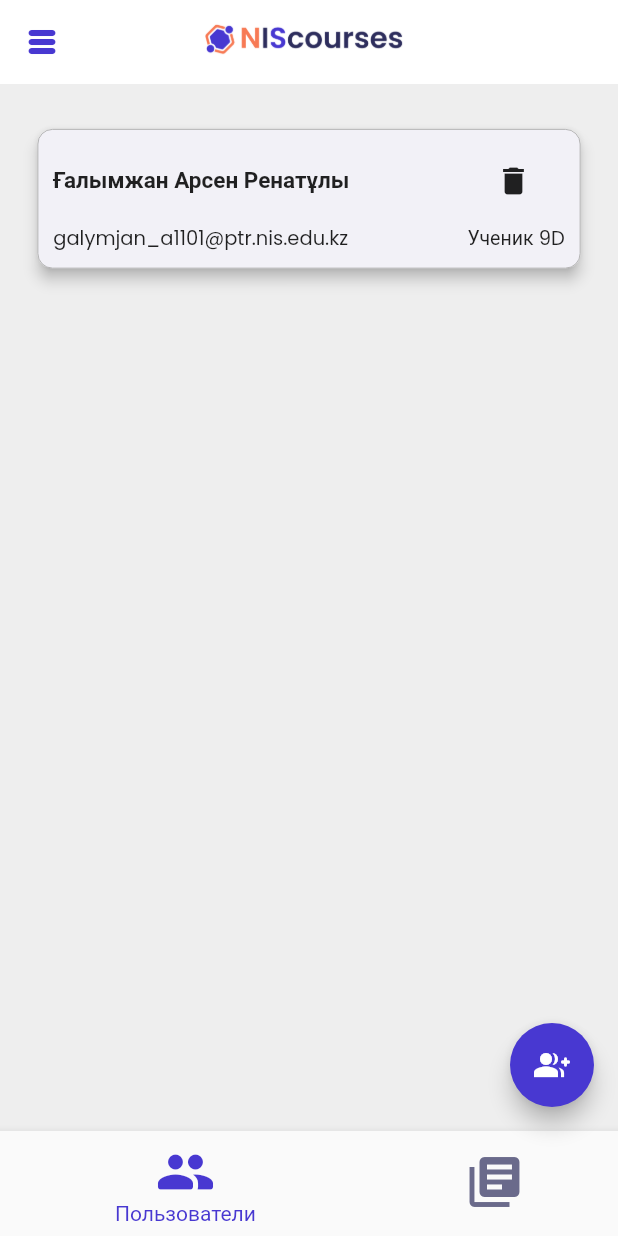
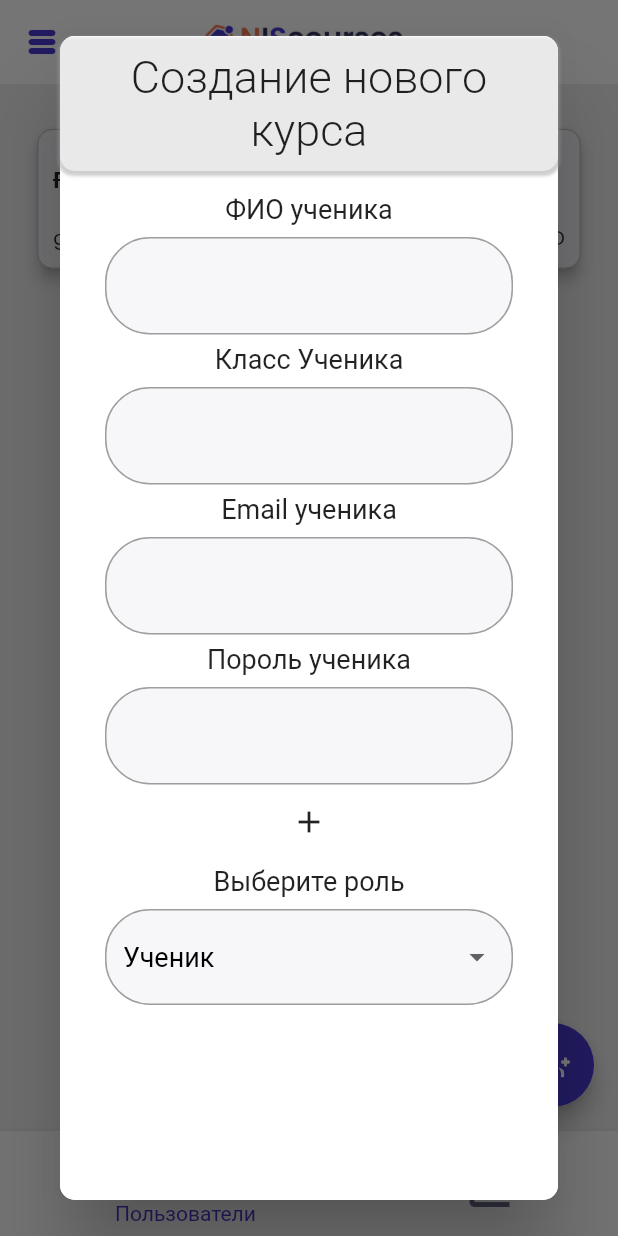
Before and after one commit to Akanov-Kanta/Courses, a Flutter app: the MainPage screen opened directly, after a tap on the "group add" icon, on a phone screen of 412 x 824 dp. Run offline on Flutter 3.47's test engine with Material 2 defaults, Android fonts, the phone set to English and light mode, and no system bars; our stand-ins replace awesome_dialog, firebase_auth, firebase_core, firebase_database, google_fonts; accounts and stored records are empty; network calls fail; Roboto replaces fonts that are missing (Futura).

Commit message:
create a user

```diff
--- a/lib/main.dart
+++ b/lib/main.dart
@@ -5,6 +5,7 @@ import 'package:flutter/material.dart';
 import 'package:courses/pages/schedule.dart';
 import 'package:firebase_core/firebase_core.dart';
 import 'package:courses/Auth.dart';
+import 'package:courses/pages/users_page.dart';
 
 enum Roles {student, teacher, admin}
 Roles userRole = Roles.admin;
@@ -15,6 +16,7 @@ Future main() async{
       options: FirebaseOptions(
         apiKey: "AIzaSyBgIMiDfWszcjDrUOlFLQx7zmWP-52iywo",
         authDomain: "coursesnis-87b8f.firebaseapp.com",
+        databaseURL: "https://coursesnis-87b8f-default-rtdb.europe-west1.firebasedatabase.app",
         projectId: "coursesnis-87b8f",
         storageBucket: "coursesnis-87b8f.appspot.com",
         messagingSenderId: "402293224745",
--- /dev/null
+++ b/lib/pages/createnewuser.dart
@@ -0,0 +1,292 @@
+import 'package:flutter/material.dart';
+import 'package:firebase_auth/firebase_auth.dart';
+import 'package:firebase_database/firebase_database.dart';
+import 'package:courses/pages/courses/createnewcourse.dart';
+
+class CreateNewUser extends StatefulWidget {
+  const CreateNewUser({Key? key}) : super(key: key);
+
+  @override
+  State<CreateNewUser> createState() => _CreateNewUserState();
+}
+
+class _CreateNewUserState extends State<CreateNewUser> {
+
+  @override
+  Widget build(BuildContext context) {
+    double screenWidth;
+    double screenHeight;
+    final TextEditingController _fio = TextEditingController();
+    final TextEditingController _grade = TextEditingController();
+    final TextEditingController _email = TextEditingController();
+    final TextEditingController _password = TextEditingController();
+    final String role = "";
+
+    void sendDataToFirebase() async {
+      try {
+        FirebaseAuth auth = FirebaseAuth.instance;
+        DatabaseReference dbRef = FirebaseDatabase.instance.ref();
+
+        String fio = _fio.text;
+        String grade = _grade.text;
+        String email = _email.text;
+        String password = _password.text;
+
+        UserCredential userCredential = await auth.createUserWithEmailAndPassword(
+          email: email,
+          password: password,
+        );
+
+        String uid = userCredential.user!.uid;
+
+        dbRef.child('users').child(uid).set({
+          'fio': fio,
+          'grade': grade,
+          'email': email,
+        });
+
+        print('Данные успешно отправлены в Firebase.');
+      } catch (e) {
+        print('Ошибка отправки данных в Firebase: $e');
+      }
+    }
+
+    var _currencies = [
+      "Ученик",
+      "Учитель",
+      "Админ"
+    ];
+
+    if (MediaQuery.of(context).size.width > 600) {
+      screenWidth = 500;
+      screenHeight = MediaQuery.of(context).size.height;
+    } else {
+      screenWidth = MediaQuery.of(context).size.width;
+      screenHeight = MediaQuery.of(context).size.height;
+    }
+
+    return Dialog(
+      shape: RoundedRectangleBorder(borderRadius: BorderRadius.circular(10)),
+      child: Container(
+        width: screenWidth,
+        height: screenHeight,
+        decoration: BoxDecoration(
+            color: Colors.white, borderRadius: BorderRadius.circular(10)),
+        child: Column(
+          children: [
+            Container(
+              width: double.infinity,
+              padding: EdgeInsets.all(10),
+              decoration: BoxDecoration(
+                color: Colors.white54,
+                borderRadius: BorderRadius.circular(10),
+                boxShadow: [
+                  BoxShadow(
+                    color: Colors.grey.withOpacity(0.5), // Shadow color
+                    spreadRadius: 1, // Spread radius
+                    blurRadius: 1, // Blur radius
+                    offset: Offset(0, 2), // Offset in the x and y direction
+                  ),
+                ],
+              ),
+              child: Center(
+                child: Text(
+                  'Создание нового курса',
+                  textAlign: TextAlign.center,
+                  style: TextStyle(
+                      fontSize: 30,
+                      fontFamily: 'Futura',
+                      fontWeight: FontWeight.w300),
+                ),
+              ),
+            ),
+            Expanded(
+              child: SingleChildScrollView(
+                padding: EdgeInsets.all(10),
+                child: Column(
+                  children: [
+                    CustomInputField(
+                        texting: 'ФИО ученика',
+                        controller: _fio),
+                    CustomInputField(
+                        texting: 'Класс Ученика', controller: _grade),
+                    CustomInputField(
+                        texting: 'Email ученика',
+                        controller: _email),
+                    CustomInputField(
+                        texting: 'Пороль ученика', controller: _password),
+                    IconButton(
+                        onPressed: () {
+                          sendDataToFirebase();
+                          print("why");
+                        },
+                        icon: Icon(Icons.add)),
+                    CustomDropDown(
+                        texting: "Выберите роль",
+                        selectedOption: _currencies[0],
+                        options: _currencies)
+                  ],
+                ),
+              ),
+            ),
+          ],
+        ),
+      ),
+    );
+  }
+}
+
+class CustomInputField extends StatelessWidget {
+  final String texting;
+  final TextEditingController controller;
+
+  const CustomInputField({
+    Key? key,
+    required this.texting,
+    required this.controller,
+  }) : super(key: key);
+
+  @override
+  Widget build(BuildContext context) {
+    return Container(
+      width: double.infinity,
+      height: 100,
+      child: Column(
+        children: [
+          SizedBox(
+            height: 5,
+          ),
+          Text(
+            texting,
+            overflow: TextOverflow.ellipsis,
+            style: TextStyle(
+              fontFamily: 'Futura',
+              fontSize: 18,
+            ),
+          ),
+          SizedBox(
+            height: 8,
+          ),
+          Padding(
+            padding: EdgeInsetsDirectional.fromSTEB(20, 0, 20, 0),
+            child: TextFormField(
+              validator: (value) {
+                if (value == null || value.isEmpty) {
+                  return 'Заполните это поле';
+                }
+                return null;
+              },
+              controller: controller,
+              decoration: InputDecoration(
+                filled: true,
+                fillColor: Color.fromRGBO(46, 46, 93, 0.04),
+                focusedBorder: OutlineInputBorder(
+                  borderSide: BorderSide(
+                    color: Colors.black,
+                    width: 1,
+                  ),
+                  borderRadius: BorderRadius.circular(30),
+                ),
+                enabledBorder: OutlineInputBorder(
+                  borderSide: BorderSide(
+                    color: Colors.grey, // Set the desired grey color here
+                    width: 1,
+                  ),
+                  borderRadius: BorderRadius.circular(30),
+                ),
+                labelStyle: TextStyle(
+                  fontFamily: 'Futura',
+                  fontWeight: FontWeight.normal,
+                ),
+                border: OutlineInputBorder(
+                  borderRadius: BorderRadius.circular(30),
+                ),
+              ),
+              style: TextStyle(
+                fontFamily: 'Poppins',
+                fontSize: 18,
+                fontWeight: FontWeight.normal,
+              ),
+            ),
+
+          ),
+        ],
+      ),
+    );
+  }
+}
+
+class CustomDropDown extends StatelessWidget {
+  final String texting;
+  String? selectedOption;
+  final List<String> options;
+
+  CustomDropDown({
+    Key? key,
+    required this.texting,
+    required this.selectedOption,
+    required this.options,
+  }) : super(key: key);
+
+  @override
+  Widget build(BuildContext context) {
+    return Container(
+      width: double.infinity,
+      height: 100,
+      child: Column(
+        children: [
+          SizedBox(height: 5),
+          Text(
+            texting,
+            overflow: TextOverflow.ellipsis,
+            style: TextStyle(fontFamily: 'Futura', fontSize: 18),
+          ),
+          SizedBox(height: 8),
+          Padding(
+            padding: EdgeInsetsDirectional.fromSTEB(20, 0, 20, 0),
+            child: DropdownButtonFormField<String>(
+              value: selectedOption,
+              onChanged: (String? newValue) {
+                selectedOption = newValue;
+              },
+              items: options.map<DropdownMenuItem<String>>(
+                    (String value) {
+                  return DropdownMenuItem<String>(
+                    value: value,
+                    child: Text(value),
+                  );
+                },
+              ).toList(),
+              decoration: InputDecoration(
+                filled: true,
+                fillColor: Color.fromRGBO(46, 46, 93, 0.04),
+                focusedBorder: OutlineInputBorder(
+                  borderSide: BorderSide(
+                    color: Colors.black,
+                    width: 1,
+                  ),
+                  borderRadius: BorderRadius.circular(30),
+                ),
+                enabledBorder: OutlineInputBorder(
+                  borderSide: BorderSide(
+                    color: Colors.grey,
+                    width: 1,
+                  ),
+                  borderRadius: BorderRadius.circular(30),
+                ),
+                border: OutlineInputBorder(
+                  borderRadius: BorderRadius.circular(30),
+                ),
+              ),
+              style: TextStyle(
+                  fontFamily: 'Poppins',
+                  fontSize: 18,
+                  fontWeight: FontWeight.normal,
+                  color: Colors.black),
+            ),
+          ),
+        ],
+      ),
+    );
+  }
+}
--- a/lib/pages/main_page.dart
+++ b/lib/pages/main_page.dart
@@ -6,6 +6,7 @@ import 'package:courses/pages/schedule.dart';
 import 'package:courses/pages/users_page.dart';
 import 'package:flutter/material.dart';
 import 'package:courses/side_bar.dart';
+import 'package:courses/pages/createnewuser.dart';
 
 import '../bottom_bar.dart';
 import '../main.dart';
@@ -99,7 +100,12 @@ class _MainPageState extends State<MainPage> {
                   : currentPage.runtimeType == UsersListPage
                   ? FloatingActionButton(
                       onPressed: () {
-                        print("ADMIN PEOPLE");
+                        showDialog(
+                            context: context,
+                            builder: (BuildContext context) {
+                              return CreateNewUser();
+                            }
+                        );;
                       },
                       child: Icon(Icons.group_add_rounded),
                       backgroundColor: DarkPurple,
--- a/lib/pages/users_page.dart
+++ b/lib/pages/users_page.dart
@@ -1,4 +1,5 @@
 import 'package:flutter/material.dart';
+import 'package:courses/pages/createnewuser.dart';
 
 class UsersListPage extends StatefulWidget {
   const UsersListPage({super.key});
@@ -14,10 +15,14 @@ class _UsersListPageState extends State<UsersListPage> {
       physics: BouncingScrollPhysics(),
       padding: EdgeInsets.all(25),
       children: [
-        UserTile(
-            name: 'Ғалымжан Арсен Ренатұлы',
-            email: 'galymjan_a1101@ptr.nis.edu.kz',
-            role: 'Ученик 9D')
+        GestureDetector(
+          child: UserTile(
+              name: 'Ғалымжан Арсен Ренатұлы',
+              email: 'galymjan_a1101@ptr.nis.edu.kz',
+              role: 'Ученик 9D'),
+          onTap: (){
+          }
+        )
       ],
     );
   }
```
Also changed, not shown: pubspec.yaml (+3 -5 lines), pubspec.lock, 1 other file.
